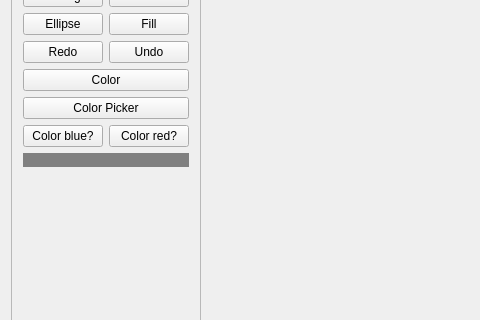
Qt form view.ui (University-of-Utah-CS3505/sprite-editor-a7-f17-cs3505-MichaelTata) before a commit; both pictures show x 0 to 480 and y 111 to 431 of the 1280 by 720 pixel window.
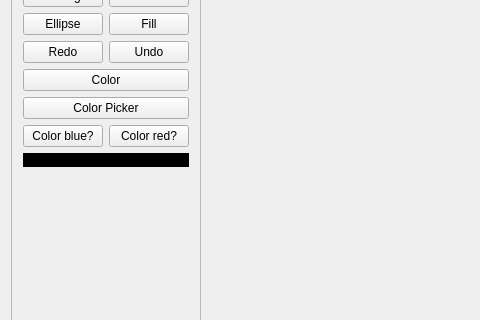
The same form after that commit. Custom widgets are drawn as their Qt base class.

The edit to the form file:
```diff
--- a/view.ui
+++ b/view.ui
@@ -148,10 +148,10 @@
             <bool>false</bool>
            </property>
            <property name="styleSheet">
-            <string notr="true">background-color : grey</string>
+            <string notr="true">background-color : black</string>
            </property>
            <property name="text">
-            <string>                    </string>
+            <string/>
            </property>
           </widget>
          </item>
```
Left out of the diff: 2 changed lines with no effect on the pictures.
